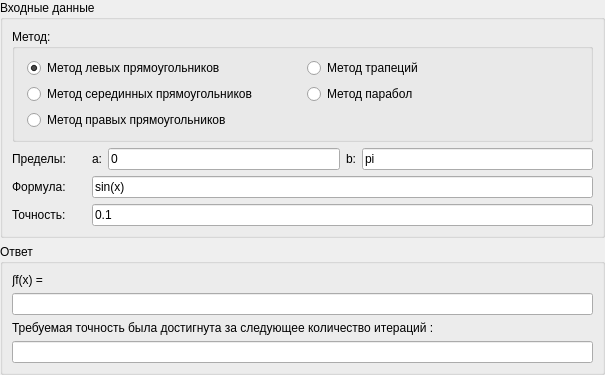
Old version of the form Frames/integralFloatingStepFrame.ui in the repository EgorAlmikeev/ProjectX.
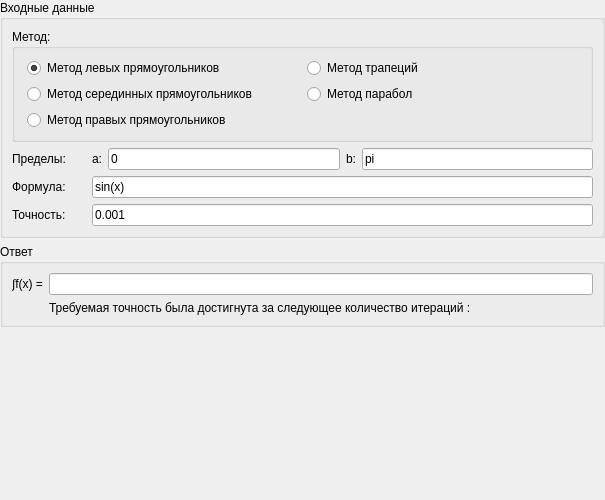
New version of the form.

What changed in the file:
```diff
--- a/Frames/integralFloatingStepFrame.ui
+++ b/Frames/integralFloatingStepFrame.ui
@@ -10,7 +10,7 @@
     <x>0</x>
     <y>0</y>
     <width>605</width>
-    <height>375</height>
+    <height>500</height>
    </rect>
   </property>
   <property name="sizePolicy">
@@ -47,7 +47,7 @@
    <property name="verticalSpacing">
     <number>6</number>
    </property>
-   <item row="2" column="0" alignment="Qt::AlignTop">
+   <item row="1" column="0" alignment="Qt::AlignTop">
     <widget class="QGroupBox" name="outputGroupBox">
      <property name="sizePolicy">
       <sizepolicy hsizetype="Preferred" vsizetype="Fixed">
@@ -61,12 +61,20 @@
      <property name="title">
       <string>Ответ</string>
      </property>
-     <layout class="QVBoxLayout" name="verticalLayout_3">
-      <property name="topMargin">
-       <number>9</number>
-      </property>
-      <item>
+     <layout class="QGridLayout" name="gridLayout_2">
+      <item row="0" column="1">
+       <layout class="QGridLayout" name="gridLayout_5">
+        <item row="1" column="1">
+         <widget class="QLineEdit" name="answerEdit"/>
+        </item>
+        <item row="1" column="0">
        <widget class="QLabel" name="label">
+          <property name="sizePolicy">
+           <sizepolicy hsizetype="Preferred" vsizetype="Preferred">
+            <horstretch>0</horstretch>
+            <verstretch>0</verstretch>
+           </sizepolicy>
+          </property>
         <property name="autoFillBackground">
          <bool>false</bool>
         </property>
@@ -75,22 +83,20 @@
         </property>
        </widget>
       </item>
-      <item>
-       <widget class="QLineEdit" name="answerEdit"/>
-      </item>
-      <item>
-       <widget class="QLabel" name="label_2">
+        <item row="4" column="1">
+         <widget class="QLabel" name="interationCountLabel">
+          <property name="sizePolicy">
+           <sizepolicy hsizetype="Preferred" vsizetype="Fixed">
+            <horstretch>0</horstretch>
+            <verstretch>0</verstretch>
+           </sizepolicy>
+          </property>
         <property name="text">
          <string>Требуемая точность была достигнута за следующее количество итераций :</string>
         </property>
        </widget>
       </item>
-      <item>
-       <widget class="QLineEdit" name="iterationEdit">
-        <property name="readOnly">
-         <bool>true</bool>
-        </property>
-       </widget>
+       </layout>
       </item>
      </layout>
     </widget>
@@ -330,7 +336,7 @@
         <item row="2" column="2" colspan="4">
          <widget class="QLineEdit" name="epsilonEdit">
           <property name="text">
-           <string>0.1</string>
+           <string>0.001</string>
           </property>
          </widget>
         </item>
```
Lines whose indentation alone changed are shown as unchanged.
